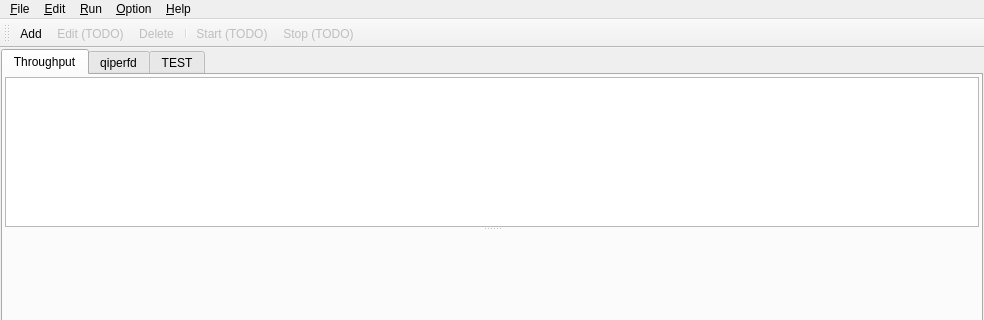
The window that qiperfc/src/qiperfc.ui (coolshou/qiperf) describes before a commit, drawn with Qt 5; both pictures show x 0 to 984 and y 0 to 320 of the 984 by 674 pixel window.
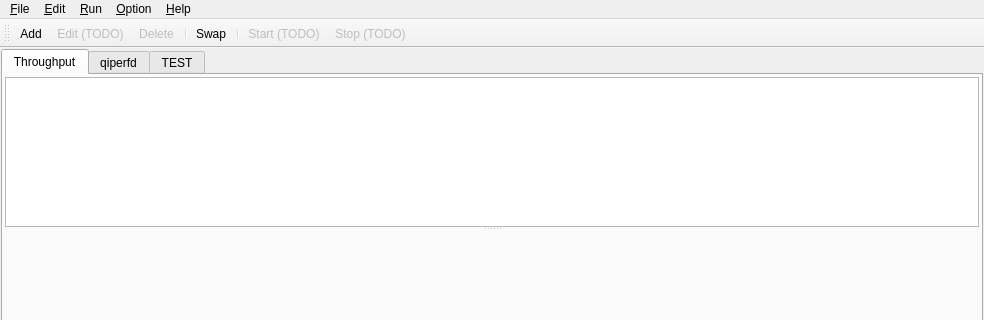
The same window after the commit. Icons and pictures are not drawn. Custom widgets are drawn as their Qt base class.

Diff of the .ui file:
```diff
--- a/qiperfc/src/qiperfc.ui
+++ b/qiperfc/src/qiperfc.ui
@@ -254,6 +254,8 @@
    <addaction name="actionEdit"/>
    <addaction name="actionDelete"/>
    <addaction name="separator"/>
+   <addaction name="actionSwap"/>
+   <addaction name="separator"/>
    <addaction name="actionStart"/>
    <addaction name="actionStop"/>
   </widget>
@@ -416,6 +418,18 @@
     <string>Ctrl+V</string>
    </property>
   </action>
+  <action name="actionSwap">
+   <property name="icon">
+    <iconset resource="../../qiperf.qrc">
+     <normaloff>:/pair-swap</normaloff>:/pair-swap</iconset>
+   </property>
+   <property name="text">
+    <string>Swap</string>
+   </property>
+   <property name="toolTip">
+    <string>Swap Traffic direction</string>
+   </property>
+  </action>
  </widget>
  <customwidgets>
   <customwidget>
```
